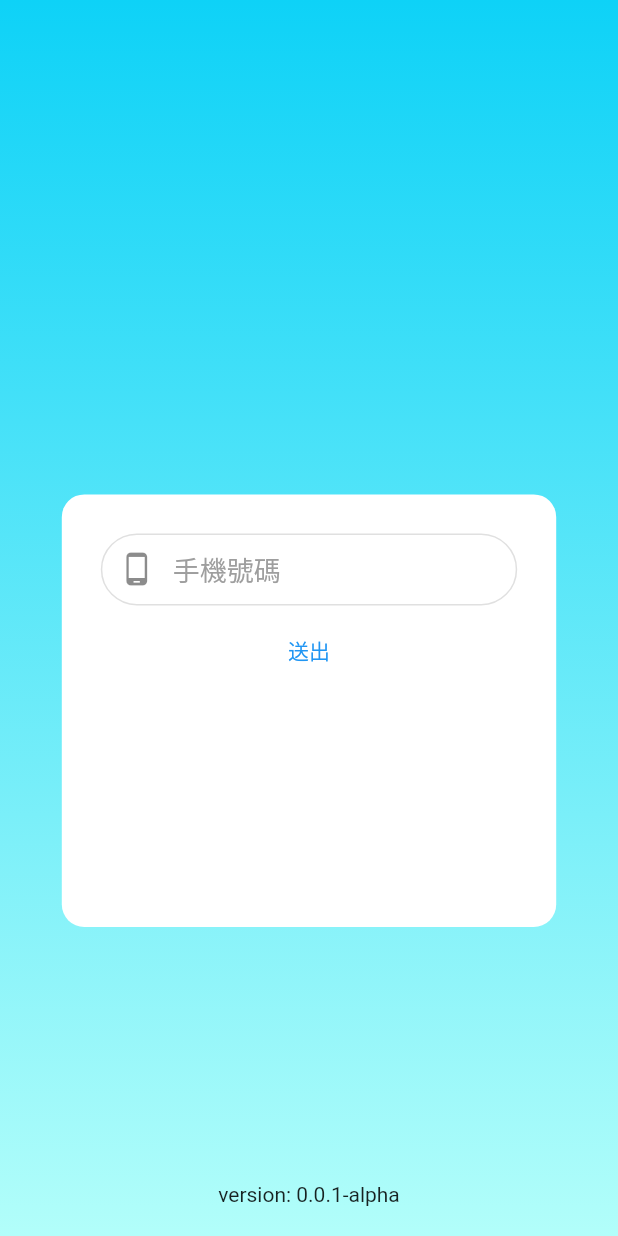
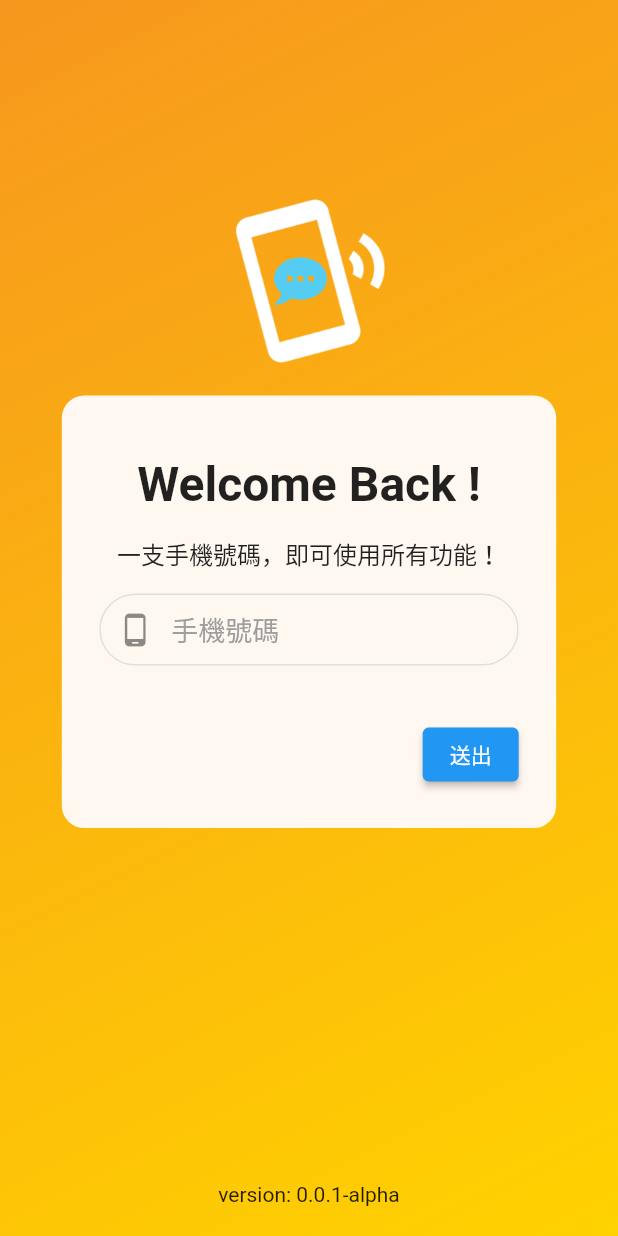
Before and after one commit to IamPurpleRed/Hello_Stranger, a Flutter app: the screen it shows after launch, on a phone screen of 412 x 824 dp. Run offline on Flutter 3.47's test engine with Material 2 defaults, Android fonts, the phone set to English and light mode, and no system bars; our stand-ins replace firebase_auth, firebase_core, flutter_spinkit, package_info_plus; accounts and stored records are empty.

Commit message:
fixed: 自動輸入驗證碼卻未跳轉頁面

```diff
--- a/lib/config/constants.dart
+++ b/lib/config/constants.dart
@@ -1,4 +1,3 @@
 class Constants {
-  static const double defaultIconSize = 28.0;
-  static const double smallDeviceHeight = 700.0;
+  static const double textFieldFontSize = 18.0;
 }
--- a/lib/config/palette.dart
+++ b/lib/config/palette.dart
@@ -1,10 +1,10 @@
 import 'package:flutter/material.dart';
 
 class Palette {
-  static const Color primaryColor = Color(0xFF141414);
-  static const Color secondaryColor = Color(0xFF64B5F6); // Colors.blue[300]
-  static const Color backgroundColor = Color(0xFF2D2D2D);
+  static const Color backgroundColor = Color(0xFFFFF8F0);
+  static const Color primaryColor = Color(0xFFF7971E);
+  static const Color primaryGradientColor = Color(0xFFFFD200);
+  static const Color secondaryColor = Color(0xFF2F80ED);
+  static const Color secondaryGradientColor = Color(0xFF56CCF2);
   static const Color dividerColor = Color(0xFFDDDDDD);
-
-  static const Color starIconColor = Color(0xFFFFA000); // Colors.amber[600]
 }
--- a/lib/main.dart
+++ b/lib/main.dart
@@ -1,7 +1,10 @@
 import 'package:flutter/material.dart';
 import 'package:firebase_core/firebase_core.dart';
 
+import '/config/constants.dart';
+import '/config/palette.dart';
 import '/firebase_options.dart';
+import '/screens/enroll_page.dart';
 import '/screens/login_page.dart';
 
 void main() async {
@@ -20,10 +23,30 @@ class HelloStranger extends StatelessWidget {
     return MaterialApp(
       title: 'Hello Stranger',
       theme: ThemeData(
-        primarySwatch: Colors.blue,
+        primaryColor: Palette.primaryColor,
+        scaffoldBackgroundColor: Palette.backgroundColor,
+        buttonTheme: ButtonThemeData(
+          buttonColor: Palette.secondaryColor,
+          shape: RoundedRectangleBorder(borderRadius: BorderRadius.circular(10.0)),
+        ),
+        inputDecorationTheme: InputDecorationTheme(
+          hintStyle: const TextStyle(color: Colors.grey, fontSize: Constants.textFieldFontSize),
+          contentPadding: const EdgeInsets.all(6.0),
+          enabledBorder: OutlineInputBorder(
+            borderSide: BorderSide(color: Colors.grey[300]!),
+            borderRadius: BorderRadius.circular(35.0),
+          ),
+          focusedBorder: OutlineInputBorder(
+            borderSide: const BorderSide(color: Palette.secondaryColor),
+            borderRadius: BorderRadius.circular(35.0),
+          ),
+        ),
       ),
       initialRoute: '/login',
-      routes: {'/login': (context) => LoginPage()},
+      routes: {
+        '/login': (context) => LoginPage(),
+        '/enroll': (context) => EnrollPage(),
+      },
     );
   }
 }
--- a/lib/screens/login_page.dart
+++ b/lib/screens/login_page.dart
@@ -4,6 +4,7 @@ import 'package:flutter/services.dart';
 import 'package:flutter_spinkit/flutter_spinkit.dart';
 import 'package:package_info_plus/package_info_plus.dart';
 
+import '/config/constants.dart';
 import '/config/palette.dart';
 
 class LoginPage extends StatefulWidget {
@@ -18,7 +19,7 @@ class LoginPage extends StatefulWidget {
 
 class _LoginPageState extends State<LoginPage> {
   PackageInfo? packageInfo;
-  bool isPhoneInputArea = true; // 當前是否正在顯示 phoneInputArea
+  bool isPhoneInputArea = true; // 若為 true 則顯示手機輸入介面，false 則顯示驗證碼輸入介面
   bool isWorking = false; // 是否讓 button 顯示載入動畫
   String verificationId = ''; // 當使用者成功送出手機號碼後，將會從 Firebase 取得
 
@@ -41,6 +42,7 @@ class _LoginPageState extends State<LoginPage> {
     return GestureDetector(
       onTap: () => FocusScope.of(context).requestFocus(FocusNode()), // 點擊螢幕任一處以轉移焦點
       child: Scaffold(
+        resizeToAvoidBottomInset: false,
         body: Stack(
           children: [
             Container(
@@ -48,21 +50,30 @@ class _LoginPageState extends State<LoginPage> {
               height: vh,
               decoration: const BoxDecoration(
                 gradient: LinearGradient(
-                  colors: [Color(0xFF0ED2F7), Color(0xFFB2FEFA)],
-                  begin: Alignment.topCenter,
-                  end: Alignment.bottomCenter,
+                  colors: [Palette.primaryColor, Palette.primaryGradientColor],
+                  begin: Alignment.topLeft,
+                  end: Alignment.bottomRight,
                 ),
               ),
             ),
             Positioned(
-              top: vh * 0.4,
+              top: vh * 0.15,
+              left: (vw - vh * 0.15) / 2,
+              child: SizedBox(
+                width: vh * 0.15,
+                height: vh * 0.15,
+                child: Image.asset('assets/app_logo_foreground.png'),
+              ),
+            ),
+            Positioned(
+              top: vh * 0.32,
               left: vw * 0.1,
               child: Container(
                 width: vw * 0.8,
                 height: vh * 0.35,
-                padding: const EdgeInsets.all(20.0),
+                padding: const EdgeInsets.all(25.0),
                 decoration: BoxDecoration(
-                  color: const Color(0xFFFFFFFF),
+                  color: Palette.backgroundColor,
                   borderRadius: BorderRadius.circular(15.0),
                 ),
                 child: isPhoneInputArea ? phoneInputArea() : otpInputArea(),
@@ -84,49 +95,46 @@ class _LoginPageState extends State<LoginPage> {
     );
   }
 
-  /* INFO: 輸入格 */
-  Padding textfield({required Icon prefixIcon, required String fieldName, required TextInputType keyboardType, required TextEditingController controller, required int maxLength}) {
-    const double fontSize = 18.0;
-
-    return Padding(
-      padding: const EdgeInsets.all(6.0),
-      child: TextField(
-        controller: controller,
-        keyboardType: keyboardType,
-        inputFormatters: [LengthLimitingTextInputFormatter(maxLength)],
-        style: const TextStyle(fontSize: fontSize),
-        decoration: InputDecoration(
-          hintText: fieldName,
-          hintStyle: const TextStyle(color: Colors.grey, fontSize: fontSize),
-          contentPadding: const EdgeInsets.all(6.0),
-          prefixIcon: prefixIcon,
-          enabledBorder: OutlineInputBorder(
-            borderSide: BorderSide(color: Colors.grey[300]!),
-            borderRadius: BorderRadius.circular(35.0),
-          ),
-          focusedBorder: OutlineInputBorder(
-            borderSide: const BorderSide(color: Palette.secondaryColor),
-            borderRadius: BorderRadius.circular(35.0),
-          ),
-        ),
-      ),
-    );
-  }
-
   /* INFO: 手機輸入介面 */
   Column phoneInputArea() {
     return Column(
       children: [
-        textfield(
-          prefixIcon: const Icon(Icons.phone_android),
-          fieldName: '手機號碼',
+        const Padding(
+          padding: EdgeInsets.symmetric(vertical: 15.0),
+          child: Text(
+            'Welcome Back !',
+            style: TextStyle(fontSize: 32.0, fontWeight: FontWeight.bold),
+          ),
+        ),
+        const Text(
+          '一支手機號碼，即可使用所有功能！',
+          style: TextStyle(fontSize: 16.0),
+        ),
+        const SizedBox(height: 15.0),
+        Expanded(
+          child: TextField(
+            enabled: !isWorking,
             controller: widget.phoneController,
             keyboardType: TextInputType.number,
-          maxLength: 10,
+            inputFormatters: [
+              FilteringTextInputFormatter.digitsOnly,
+              LengthLimitingTextInputFormatter(10),
+            ],
+            style: const TextStyle(fontSize: Constants.textFieldFontSize),
+            decoration: const InputDecoration(
+              hintText: '手機號碼',
+              prefixIcon: Icon(Icons.phone_android),
             ),
-        TextButton(
-          onPressed: verifyPhone,
-          child: isWorking ? const SpinKitThreeBounce(color: Colors.white, size: 18.0) : Container(child: const Text('送出')),
+          ),
+        ),
+        Row(
+          mainAxisAlignment: MainAxisAlignment.end,
+          children: [
+            ElevatedButton(
+              onPressed: isWorking ? () {} : verifyPhone,
+              child: isWorking ? const SpinKitThreeBounce(color: Colors.white, size: 18.0) : const Text('送出', style: TextStyle(color: Colors.white)),
+            ),
+          ],
         ),
       ],
     );
@@ -141,15 +149,19 @@ class _LoginPageState extends State<LoginPage> {
       phoneNumber: '+886${widget.phoneController.text.substring(1)}',
       timeout: const Duration(seconds: 60),
       verificationCompleted: (PhoneAuthCredential credential) async {
+        setState(() {
+          isWorking = true;
+        });
         await FirebaseAuth.instance.signInWithCredential(credential);
-        if (FirebaseAuth.instance.currentUser == null) {
-          print('login failed.');
+        if (FirebaseAuth.instance.currentUser != null) {
+          setState(() {
+            Navigator.pushReplacementNamed(context, '/enroll');
+          });
         } else {
-          print('login successful.');
-        }
           setState(() {
             isWorking = false;
           });
+        }
       },
       verificationFailed: (FirebaseAuthException e) {
         if (e.code == 'invalid-phone-number') {
@@ -176,16 +188,23 @@ class _LoginPageState extends State<LoginPage> {
   Column otpInputArea() {
     return Column(
       children: [
-        textfield(
-          prefixIcon: const Icon(Icons.phone_android),
-          fieldName: '驗證碼',
+        TextField(
+          enabled: !isWorking,
           controller: widget.otpController,
           keyboardType: TextInputType.number,
-          maxLength: 6,
+          inputFormatters: [
+            FilteringTextInputFormatter.digitsOnly,
+            LengthLimitingTextInputFormatter(6),
+          ],
+          style: const TextStyle(fontSize: Constants.textFieldFontSize),
+          decoration: const InputDecoration(
+            hintText: '驗證碼',
+            prefixIcon: Icon(Icons.vpn_key),
           ),
-        TextButton(
-          onPressed: verifyOTP,
-          child: isWorking ? const SpinKitThreeBounce(color: Colors.white, size: 18.0) : Container(child: const Text('送出')),
+        ),
+        ElevatedButton(
+          onPressed: isWorking ? () {} : verifyOTP,
+          child: isWorking ? const SpinKitThreeBounce(color: Colors.white, size: 18.0) : const Text('送出', style: TextStyle(color: Colors.white)),
         ),
       ],
     );
@@ -198,13 +217,14 @@ class _LoginPageState extends State<LoginPage> {
     });
     PhoneAuthCredential credential = PhoneAuthProvider.credential(verificationId: verificationId, smsCode: widget.otpController.text);
     await FirebaseAuth.instance.signInWithCredential(credential);
-    if (FirebaseAuth.instance.currentUser == null) {
-      print('login failed.');
+    if (FirebaseAuth.instance.currentUser != null) {
+      setState(() {
+        Navigator.pushReplacementNamed(context, '/enroll');
+      });
     } else {
-      print('login successful.');
-    }
       setState(() {
         isWorking = false;
       });
     }
   }
+}
--- a/pubspec.yaml
+++ b/pubspec.yaml
@@ -22,3 +22,5 @@ dev_dependencies:
 
 flutter:
   uses-material-design: true
+  assets:
+    - assets/app_logo_foreground.png
```
Also changed, not shown: lib/screens/enroll_page.dart (added, +12 -0 lines). Lines whose indentation alone changed are shown as unchanged.
